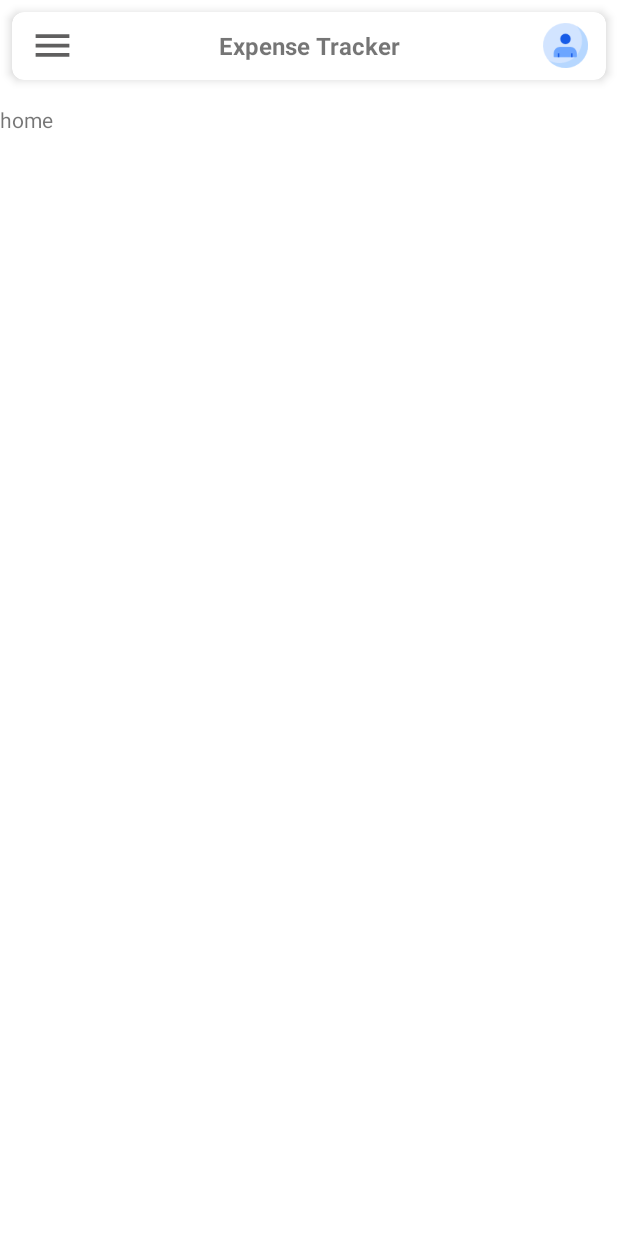
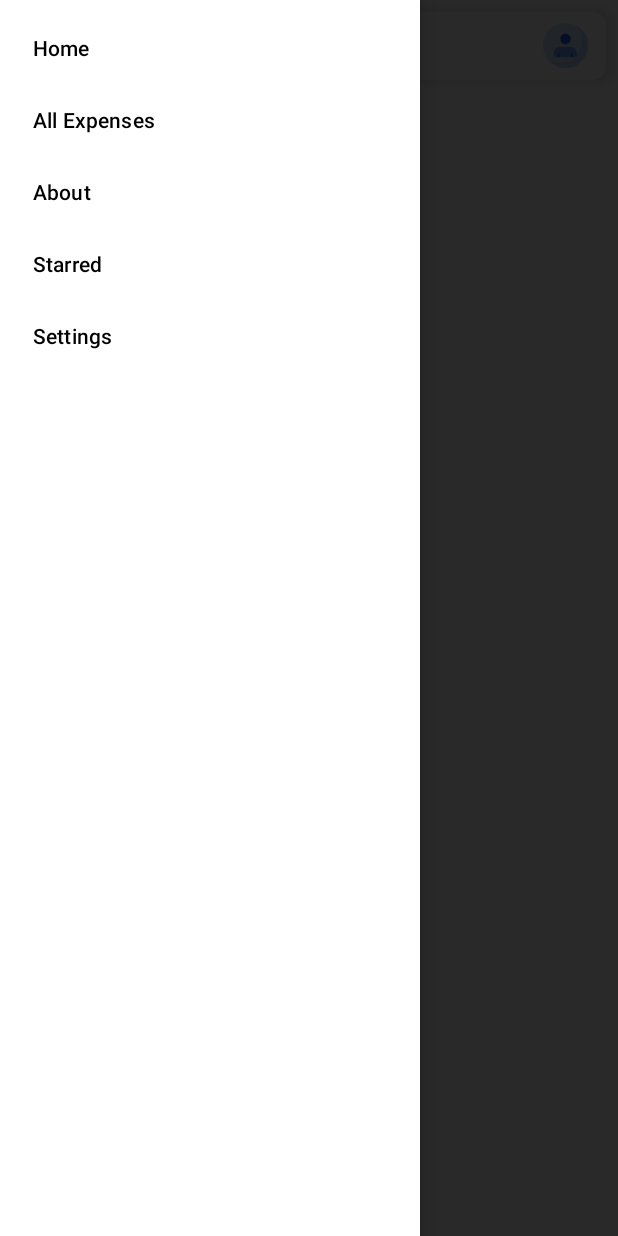
Before and after one commit to SimranjitKaur2815/ExpenseTracker, an Android app: the screen it shows after launch (MainActivity), after a tap on an icon or button, on a phone screen of 412 x 824 dp. Run offline under Robolectric (Android 15) with nearby library versions, the phone set to English and light mode, and no system bars.

Commit message:
Theme changes

```diff
--- a/app/build.gradle
+++ b/app/build.gradle
@@ -7,7 +7,7 @@ android {
 
     defaultConfig {
         applicationId "com.example.expensetrackersystem"
-        minSdk 21
+        minSdk 23
         targetSdk 31
         versionCode 1
         versionName "1.0"
--- a/app/src/main/java/com/example/expensetrackersystem/ui/activities/MainActivity.java
+++ b/app/src/main/java/com/example/expensetrackersystem/ui/activities/MainActivity.java
@@ -3,6 +3,7 @@ package com.example.expensetrackersystem.ui.activities;
 import androidx.annotation.NonNull;
 import androidx.appcompat.app.ActionBarDrawerToggle;
 import androidx.appcompat.app.AppCompatActivity;
+import androidx.core.view.GravityCompat;
 import androidx.drawerlayout.widget.DrawerLayout;
 import androidx.fragment.app.Fragment;
 import androidx.fragment.app.FragmentManager;
@@ -13,7 +14,7 @@ import android.widget.ImageView;
 
 import com.example.expensetrackersystem.R;
 import com.example.expensetrackersystem.ui.fragments.AboutFragment;
-import com.example.expensetrackersystem.ui.fragments.ExpensesFragment;
+import com.example.expensetrackersystem.ui.fragments.Expenses.ExpensesFragment;
 import com.example.expensetrackersystem.ui.fragments.HomeFragment;
 import com.example.expensetrackersystem.ui.fragments.SettingsFragment;
 import com.example.expensetrackersystem.ui.fragments.StarredFragment;
@@ -45,7 +46,7 @@ public class MainActivity extends AppCompatActivity {
         navigationDrawer(navigationView);
 
         navigationIcon.setOnClickListener(view->{
-
+        drawerLayout.openDrawer(GravityCompat.START);
         });
 
     }
--- a/app/src/main/java/com/example/expensetrackersystem/ui/fragments/ExpensesFragment.java
+++ b/app/src/main/java/com/example/expensetrackersystem/ui/fragments/Expenses/ExpensesFragment.java
@@ -1,4 +1,4 @@
-package com.example.expensetrackersystem.ui.fragments;
+package com.example.expensetrackersystem.ui.fragments.Expenses;
 
 import android.content.Context;
 import android.os.Bundle;
--- a/app/src/main/res/values/themes.xml
+++ b/app/src/main/res/values/themes.xml
@@ -3,7 +3,7 @@
     <style name="Theme.ExpenseTrackerSystem" parent="Theme.MaterialComponents.DayNight.NoActionBar">
         <!-- Primary brand color. -->
         <item name="colorPrimary">@color/purple_500</item>
-        <item name="colorPrimaryVariant">@color/purple_700</item>
+        <item name="colorPrimaryVariant">@color/white</item>
         <item name="colorOnPrimary">@color/white</item>
         <!-- Secondary brand color. -->
         <item name="colorSecondary">@color/teal_200</item>
@@ -12,5 +12,6 @@
         <!-- Status bar color. -->
         <item name="android:statusBarColor" tools:targetApi="l">?attr/colorPrimaryVariant</item>
         <!-- Customize your theme here. -->
+        <item name="android:windowLightStatusBar">true</item>
     </style>
 </resources>
```
